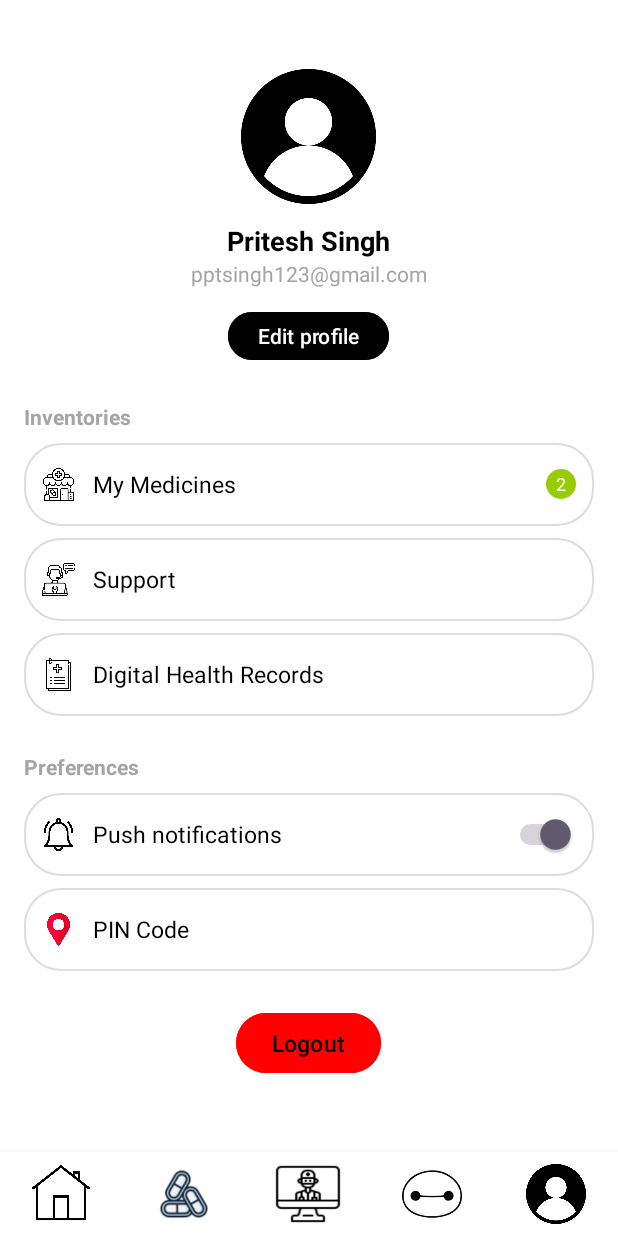
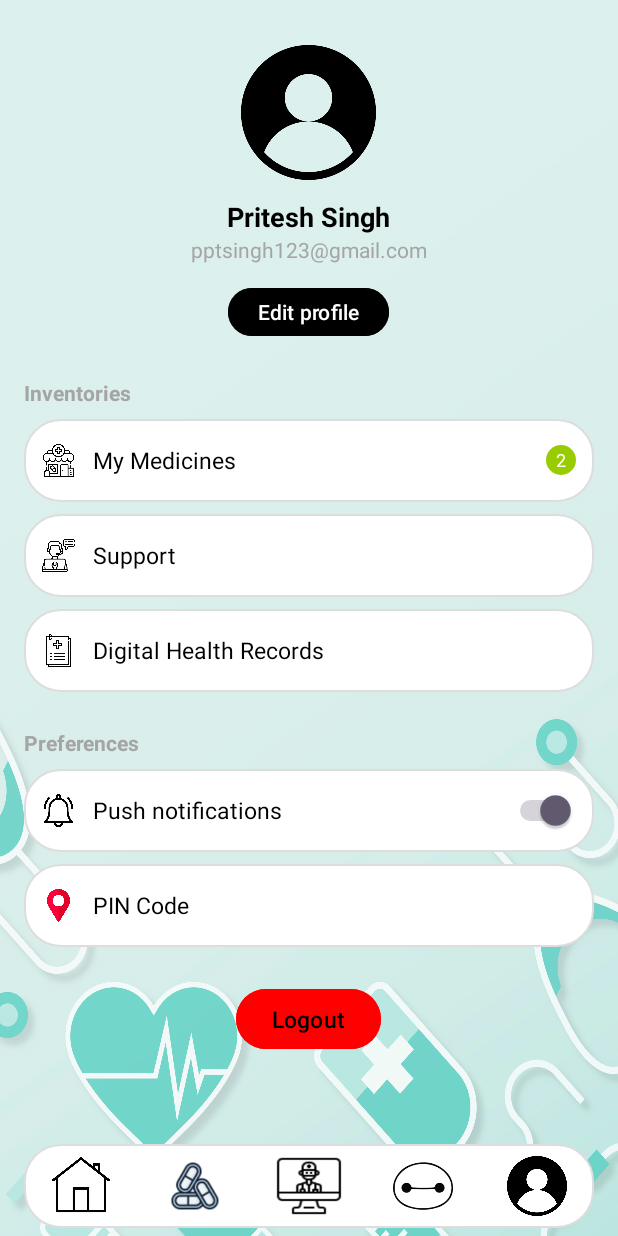
Before and after one commit to Pritesh928/eSehat-enhanced, an Android app: the Profilepage screen opened directly, with no data from a screen before it, on a phone screen of 412 x 824 dp. Run offline under Robolectric (Android 15) with nearby library versions, the phone set to English and light mode, and no system bars; our stand-ins replace Firebase (no records; nobody signed in at launch, a user with empty details on screens opened directly).

Commit message:
added:files

```diff
--- a/app/src/main/java/com/firstapp/esehat/Profilepage.kt
+++ b/app/src/main/java/com/firstapp/esehat/Profilepage.kt
@@ -26,6 +26,11 @@ class Profilepage : AppCompatActivity() {
             intent.flags = Intent.FLAG_ACTIVITY_NEW_TASK or Intent.FLAG_ACTIVITY_CLEAR_TASK
             startActivity(intent)
         }
+        val EditProfileButton: Button = findViewById<Button>(R.id.btnEditProfile)
+        EditProfileButton.setOnClickListener {
+            val intent35 = Intent(this, OTPActivity::class.java)
+            startActivity(intent35)
+        }
         val homeButton: ImageButton = findViewById<ImageButton>(R.id.homebtn)
         homeButton.setOnClickListener {
             val intent3 = Intent(this, MainActivity::class.java)
--- a/app/src/main/res/layout/activity_health_tracker.xml
+++ b/app/src/main/res/layout/activity_health_tracker.xml
@@ -186,7 +186,7 @@
                         <TextView
                             android:layout_width="wrap_content"
                             android:layout_height="wrap_content"
-                            android:text="Ayush Medical"
+                            android:text="Palak Medical"
                             android:textColor="#000000"
                             android:textSize="22sp"
                             android:textStyle="bold" />
@@ -250,7 +250,7 @@
                         <TextView
                             android:layout_width="wrap_content"
                             android:layout_height="wrap_content"
-                            android:text="Soham Bhai Medical Store"
+                            android:text="Aadi Medical Store"
                             android:textColor="#000000"
                             android:textSize="22sp"
                             android:textStyle="bold" />
@@ -305,7 +305,7 @@
         android:layout_width="match_parent"
         android:layout_height="wrap_content"
         android:layout_alignParentBottom="true"
-        android:background="@android:color/white"
+        android:background="@drawable/edittext"
         android:clipToPadding="false"
         android:elevation="8dp"
         android:fitsSystemWindows="true"
--- a/app/src/main/res/layout/activity_otpactivity.xml
+++ b/app/src/main/res/layout/activity_otpactivity.xml
@@ -8,7 +8,7 @@
     android:orientation="vertical"
     android:gravity="center"
     android:background="@drawable/bg"
-    tools:context=".EditProfileActivity">
+    tools:context=".OTPActivity">
 
     <androidx.cardview.widget.CardView
         android:layout_width="match_parent"
--- a/app/src/main/res/layout/activity_profilepage.xml
+++ b/app/src/main/res/layout/activity_profilepage.xml
@@ -5,17 +5,14 @@
     xmlns:tools="http://schemas.android.com/tools"
     android:layout_width="match_parent"
     android:layout_height="match_parent"
+    android:paddingLeft="16dp"
+    android:paddingRight="16dp"
     android:background="@drawable/bg"
     tools:context=".Profilepage">
 
-    <androidx.constraintlayout.widget.ConstraintLayout
+        <ScrollView
             android:layout_width="match_parent"
             android:layout_height="match_parent">
-        <ScrollView
-            android:layout_width="match_parent"
-            android:layout_height="match_parent"
-            android:background="@color/white"
-            android:padding="16dp">
 
             <LinearLayout
                 android:layout_width="match_parent"
@@ -239,20 +236,38 @@
                     android:textSize="15sp"
                     android:backgroundTint="#FF0000"
                     android:drawablePadding="8dp" />
+                <LinearLayout
+                    android:layout_width="match_parent"
+                    android:layout_height="wrap_content"
+                    android:orientation="vertical"
+                    android:layout_marginBottom="50dp"> <!-- Adds 50dp of space below the content -->
+                    <!-- Your content views here -->
+                </LinearLayout>
+
+                <LinearLayout
+                    android:layout_width="match_parent"
+                    android:layout_height="wrap_content"
+                    android:orientation="vertical"
+                    android:layout_marginBottom="50dp"> <!-- Adds 50dp of space below the content -->
+                    <!-- Your content views here -->
+                </LinearLayout>
 
             </LinearLayout>
+
         </ScrollView>
-
-    </androidx.constraintlayout.widget.ConstraintLayout>
     <!--Bottom Navigation-->
+    <RelativeLayout
+        android:layout_width="wrap_content"
+        android:layout_height="wrap_content"
+        android:paddingBottom="5dp"
+        android:paddingTop="16dp">
         <LinearLayout
             android:id="@+id/bottom_navigation"
             android:layout_width="match_parent"
             android:layout_height="wrap_content"
             android:layout_alignParentBottom="true"
-        android:background="@android:color/white"
+            android:background="@drawable/edittext"
             android:clipToPadding="false"
-        android:elevation="8dp"
             android:fitsSystemWindows="true"
             android:orientation="horizontal"
             android:paddingTop="8dp"
@@ -353,5 +368,5 @@
                     android:background="@drawable/ic_profile" />
             </LinearLayout>
         </LinearLayout>
-
     </RelativeLayout>
+</RelativeLayout>
--- a/app/src/main/res/layout/activity_register.xml
+++ b/app/src/main/res/layout/activity_register.xml
@@ -28,7 +28,7 @@
             <TextView
                 android:layout_width="match_parent"
                 android:layout_height="wrap_content"
-                android:text="Sign Up"
+                android:text="Register"
                 android:textSize="36sp"
                 android:textAlignment="center"
                 android:textStyle="bold"
--- a/build.gradle.kts
+++ b/build.gradle.kts
@@ -3,4 +3,5 @@ plugins {
     alias(libs.plugins.android.application) apply false
     alias(libs.plugins.kotlin.android) apply false
     alias(libs.plugins.google.gms.google.services) apply false
+
 }
--- a/gradle/libs.versions.toml
+++ b/gradle/libs.versions.toml
@@ -12,6 +12,7 @@ constraintlayout = "2.2.1"
 googleGmsGoogleServices = "4.4.3"
 firebaseAuth = "24.0.1"
 firebaseDatabase = "22.0.0"
+firebaseAuthKtx = "24.0.1"
 
 [libraries]
 androidx-core-ktx = { group = "androidx.core", name = "core-ktx", version.ref = "coreKtx" }
@@ -24,6 +25,7 @@ androidx-activity = { group = "androidx.activity", name = "activity", version.re
 androidx-constraintlayout = { group = "androidx.constraintlayout", name = "constraintlayout", version.ref = "constraintlayout" }
 firebase-auth = { group = "com.google.firebase", name = "firebase-auth", version.ref = "firebaseAuth" }
 firebase-database = { group = "com.google.firebase", name = "firebase-database", version.ref = "firebaseDatabase" }
+firebase-auth-ktx = { group = "com.google.firebase", name = "firebase-auth-ktx", version.ref = "firebaseAuthKtx" }
 
 [plugins]
 android-application = { id = "com.android.application", version.ref = "agp" }
```
Also changed, not shown: app/src/main/java/com/firstapp/esehat/OTPActivity.kt (+7 -1 lines), app/src/main/res/layout/activity_baymax_ai.xml (+9 -5 lines), app/src/main/res/layout/activity_main.xml (+6 -14 lines), app/src/main/res/layout/activity_video_consult.xml (+10 -12 lines), app/src/main/res/drawable/baymax_robo.png (added), settings.gradle.kts (line endings or trailing spaces), 1 other file. Lines whose indentation alone changed are shown as unchanged.
